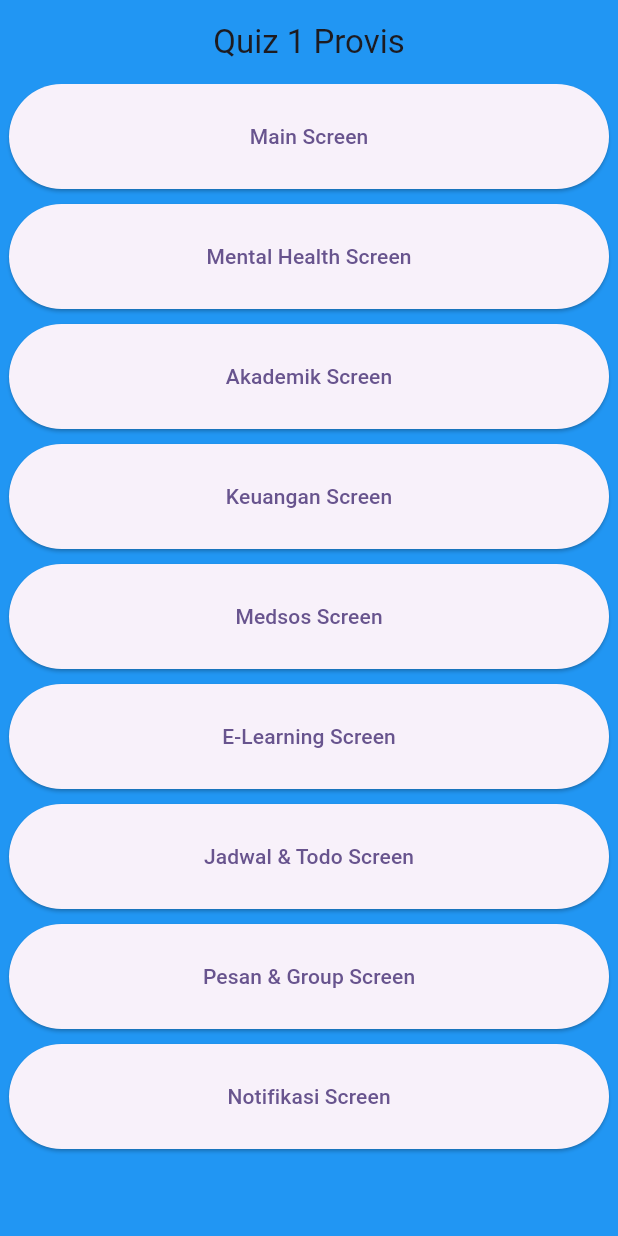
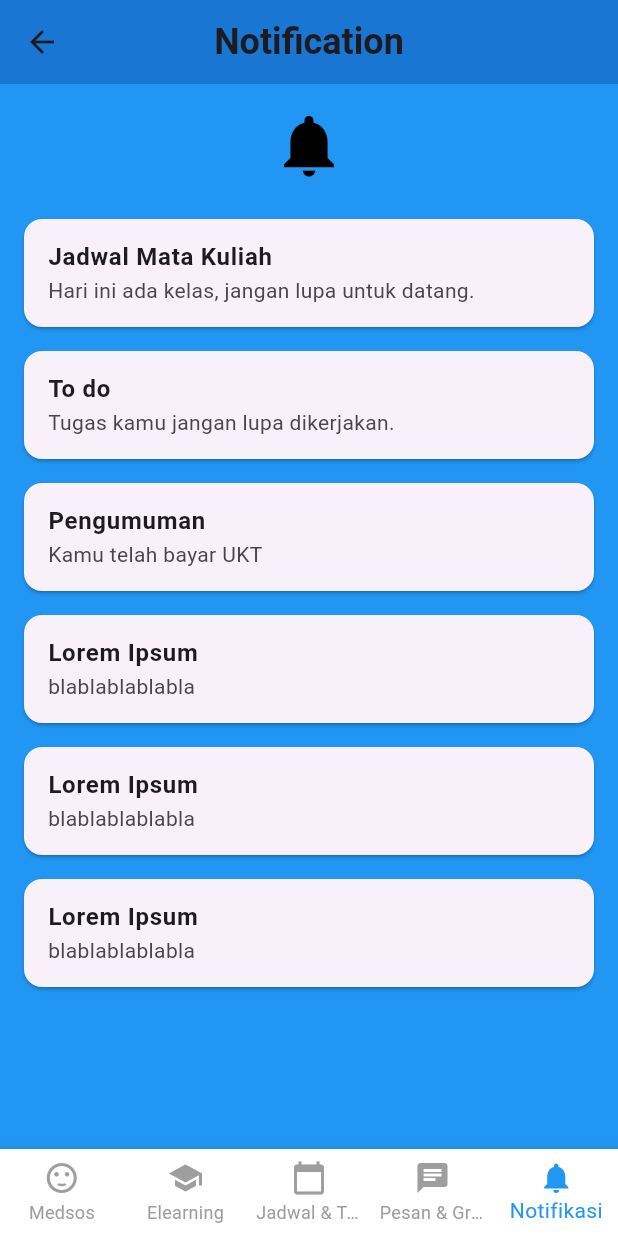
Before and after one commit to DatBoiSUS-Baka/Quiz1Provis, a Flutter app: the screen it shows after launch, after a tap on "Notifikasi Screen", on a phone screen of 412 x 824 dp. Run offline on Flutter 3.47's test engine with Material 3 defaults, Android fonts, the phone set to English and light mode, and no system bars.

Commit message:
Menambahkan notifikasi

```diff
--- a/quiz_1_application/lib/main.dart
+++ b/quiz_1_application/lib/main.dart
@@ -6,6 +6,7 @@ import 'package:quiz_1_application/screens/akademik.dart';
 import 'package:quiz_1_application/screens/keuangan.dart';
 import 'package:quiz_1_application/screens/medsos.dart';
 import 'package:quiz_1_application/screens/elearning.dart';
+import 'package:quiz_1_application/screens/notifikasi.dart';
 import 'package:quiz_1_application/screens/pesan.dart';
 
 void main() {
@@ -35,6 +36,7 @@ class MyApp extends StatelessWidget {
         '/elearning': (context) => const ElearningScreen(),
         '/jadwaltodo': (context) => const ScheduleTodoScreen(),
         '/pesan': (context) => ChatScreen(),
+        '/notifikasi': (context) => const NotificationScreen(),
       },
     );
   }
@@ -52,7 +54,11 @@ class MyHomePage extends StatelessWidget {
   Widget build(BuildContext context) {
     return Scaffold(
       backgroundColor: Colors.blue,
-      appBar: AppBar(title: const Text('Quiz 1 Provis'), centerTitle: true, backgroundColor: Colors.blue,),
+      appBar: AppBar(
+        title: const Text('Quiz 1 Provis'),
+        centerTitle: true,
+        backgroundColor: Colors.blue,
+      ),
       body: SingleChildScrollView(
         child: Center(
           child: Column(
@@ -155,7 +161,9 @@ class MyHomePage extends StatelessWidget {
                 ),
               ),
               ElevatedButton(
-                onPressed: () {},
+                onPressed: () {
+                  Navigator.pushNamed(context, '/notifikasi');
+                },
                 style: ElevatedButton.styleFrom(
                   minimumSize: const Size(400, 70),
                 ),
--- /dev/null
+++ b/quiz_1_application/lib/screens/notifikasi.dart
@@ -0,0 +1,82 @@
+import 'package:flutter/material.dart';
+
+void main() {
+  runApp(NotificationApp());
+}
+
+class NotificationApp extends StatelessWidget {
+  const NotificationApp({super.key});
+
+  @override
+  Widget build(BuildContext context) {
+    return MaterialApp(
+      debugShowCheckedModeBanner: false,
+      home: NotificationScreen(),
+    );
+  }
+}
+
+class NotificationScreen extends StatelessWidget {
+  const NotificationScreen({super.key});
+
+  @override
+  Widget build(BuildContext context) {
+    return Scaffold(
+      backgroundColor: Colors.blue.shade500,
+      appBar: AppBar(
+        backgroundColor: Colors.blue.shade700,
+        title: Text(
+          "Notification",
+          style: TextStyle(fontWeight: FontWeight.bold, fontSize: 24),
+        ),
+        centerTitle: true,
+      ),
+      body: Padding(
+        padding: EdgeInsets.all(16.0),
+        child: Column(
+          children: [
+            Icon(Icons.notifications, size: 50, color: Colors.black),
+            SizedBox(height: 16),
+            Expanded(
+              child: ListView(
+                children: [
+                  notificationCard("Jadwal Mata Kuliah", "Hari ini ada kelas, jangan lupa untuk datang."),
+                  notificationCard("To do", "Tugas kamu jangan lupa dikerjakan."),
+                  notificationCard("Pengumuman", "Kamu telah bayar UKT"),
+                  notificationCard("Lorem Ipsum", "blablablablabla"),
+                  notificationCard("Lorem Ipsum", "blablablablabla"),
+                  notificationCard("Lorem Ipsum", "blablablablabla"),
+                ],
+              ),
+            ),
+          ],
+        ),
+      ),
+      bottomNavigationBar: BottomNavigationBar(
+        currentIndex: 4, // Notifikasi aktif
+        selectedItemColor: Colors.blue,
+        unselectedItemColor: Colors.grey,
+        backgroundColor: Colors.white,
+        showUnselectedLabels: true,
+        type: BottomNavigationBarType.fixed,
+        items: [
+          BottomNavigationBarItem(icon: Icon(Icons.sentiment_satisfied), label: "Medsos"),
+          BottomNavigationBarItem(icon: Icon(Icons.school), label: "Elearning"),
+          BottomNavigationBarItem(icon: Icon(Icons.calendar_today), label: "Jadwal & Todo"),
+          BottomNavigationBarItem(icon: Icon(Icons.chat), label: "Pesan & Group"),
+          BottomNavigationBarItem(icon: Icon(Icons.notifications), label: "Notifikasi"),
+        ],
+      ),
+    );
+  }
+
+  Widget notificationCard(String title, String description) {
+    return Card(
+      margin: EdgeInsets.symmetric(vertical: 8),
+      child: ListTile(
+        title: Text(title, style: TextStyle(fontWeight: FontWeight.bold)),
+        subtitle: Text(description),
+      ),
+    );
+  }
+}
```
